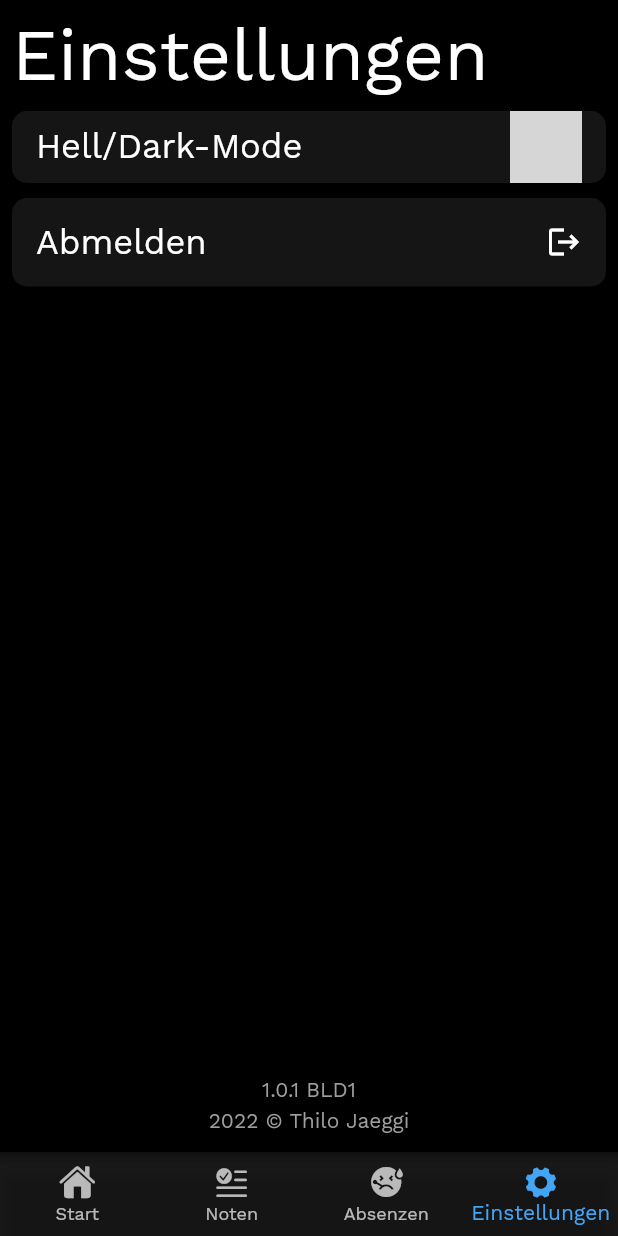
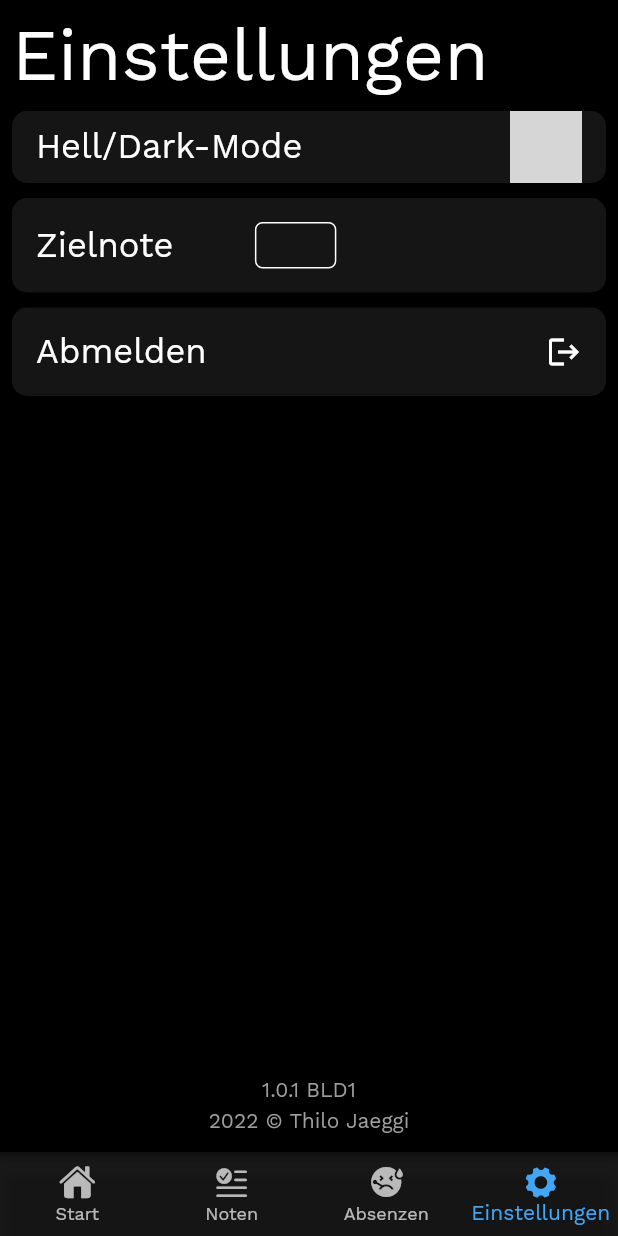
Before and after one commit to thilojaeggi/notely, a Flutter app: the ViewContainerWidget screen opened directly, item 4 of the bottom bar chosen, on a phone screen of 412 x 824 dp. Run offline on Flutter 3.47's test engine with Material 2 defaults, Android fonts, the phone set to English and light mode, and no system bars; our stand-ins replace dropdown_button2, fl_chart, flutter_local_notifications, flutter_secure_storage, flutter_spinkit, package_info_plus and 4 more; missing offline and left inert: day_night_switcher, fl_toast, workmanager; accounts and stored records are empty; network calls fail; grey boxes are pictures that could not be loaded.

Commit message:
Add Grade to Target to Settings

```diff
--- a/lib/pages/grades_page.dart
+++ b/lib/pages/grades_page.dart
@@ -50,7 +50,7 @@ class _GradesPageState extends State<GradesPage> {
           double combinedWeight = 0;
           for (var grade in _groupedCoursesMap.values.elementAt(i)) {
             combinedGrade = combinedGrade + (grade.mark * grade.weight);
-            combinedWeight = combinedWeight + grade.weight;
+            combinedWeight += grade.weight;
           }
           _averageGradeMap.addAll({
             _groupedCoursesMap.keys.elementAt(i):
@@ -89,7 +89,7 @@ class _GradesPageState extends State<GradesPage> {
           double combinedWeight = 0;
           for (var grade in _groupedCoursesMap.values.elementAt(i)) {
             combinedGrade = combinedGrade + (grade.mark * grade.weight);
-            combinedWeight = combinedWeight + grade.weight;
+            combinedWeight += grade.weight;
           }
 
           _averageGradeMap.addAll({
--- a/lib/pages/settings_page.dart
+++ b/lib/pages/settings_page.dart
@@ -1,4 +1,7 @@
+import 'dart:math';
+
 import 'package:day_night_switcher/day_night_switcher.dart';
+import 'package:dropdown_button2/dropdown_button2.dart';
 import 'package:flutter/material.dart';
 import 'package:flutter/services.dart';
 import 'package:flutter_secure_storage/flutter_secure_storage.dart';
@@ -19,6 +22,9 @@ class _SettingsPageState extends State<SettingsPage> {
   Future<PackageInfo> _getPackageInfo() {
     return PackageInfo.fromPlatform();
   }
+
+  int dropdownValue = 5;
+  final double maxInputValue = 6;
 
   @override
   void initState() {
@@ -88,6 +94,80 @@ class _SettingsPageState extends State<SettingsPage> {
                       ),
                     ],
                   ),
+                ),
+              ),
+            ),
+            Card(
+              elevation: 3,
+              margin: const EdgeInsets.only(bottom: 10),
+              shape: RoundedRectangleBorder(
+                borderRadius: BorderRadius.circular(10),
+              ),
+              clipBehavior: Clip.antiAlias,
+              child: Padding(
+                padding:
+                    const EdgeInsets.only(left: 16.0, bottom: 16.0, top: 16.0),
+                child: Row(
+                  children: [
+                    Flexible(
+                      flex: 5,
+                      child: Text(
+                        "Zielnote",
+                        style: TextStyle(
+                          fontSize: 23,
+                        ),
+                      ),
+                    ),
+                    Spacer(),
+                    Flexible(
+                      flex: 1,
+                      child: TextField(
+                        maxLines: 1,
+                        decoration: InputDecoration(
+                          isDense: true,
+                          contentPadding: EdgeInsets.all(6.0),
+                          hintStyle: const TextStyle(color: Colors.white),
+                          enabledBorder: const OutlineInputBorder(
+                            borderRadius: BorderRadius.all(
+                              Radius.circular(5),
+                            ),
+                            borderSide:
+                                BorderSide(color: Colors.white, width: 1),
+                          ),
+                          focusedBorder: const OutlineInputBorder(
+                            borderRadius: BorderRadius.all(
+                              Radius.circular(5),
+                            ),
+                            borderSide:
+                                BorderSide(color: Colors.white, width: 1.5),
+                          ),
+                        ),
+                        keyboardType: TextInputType.number,
+                        inputFormatters: [
+                          FilteringTextInputFormatter.allow(RegExp(r"[0-9.]")),
+                          TextInputFormatter.withFunction((oldValue, newValue) {
+                            final TextSelection newSelection =
+                                newValue.selection;
+                            String truncated = newValue.text;
+                            final double? value =
+                                double.tryParse(newValue.text);
+                            if (value == null) {
+                              return TextEditingValue(
+                                text: truncated,
+                                selection: newSelection,
+                              );
+                            }
+                            if (value > maxInputValue || value == 0) {
+                              truncated = maxInputValue.toString();
+                            }
+
+                            return TextEditingValue(
+                                text: truncated, selection: newSelection);
+                          }),
+                        ],
+                      ),
+                    )
+                  ],
                 ),
               ),
             ),
--- a/lib/pages/start_page.dart
+++ b/lib/pages/start_page.dart
@@ -65,7 +65,6 @@ class _StartPageState extends State<StartPage> {
     } catch (e) {
       print(e.toString());
     }
-
     _classList.clear();
     if (mounted) {
       setState(() {
```
Also changed, not shown: lib/main.dart (+15 -11 lines).
